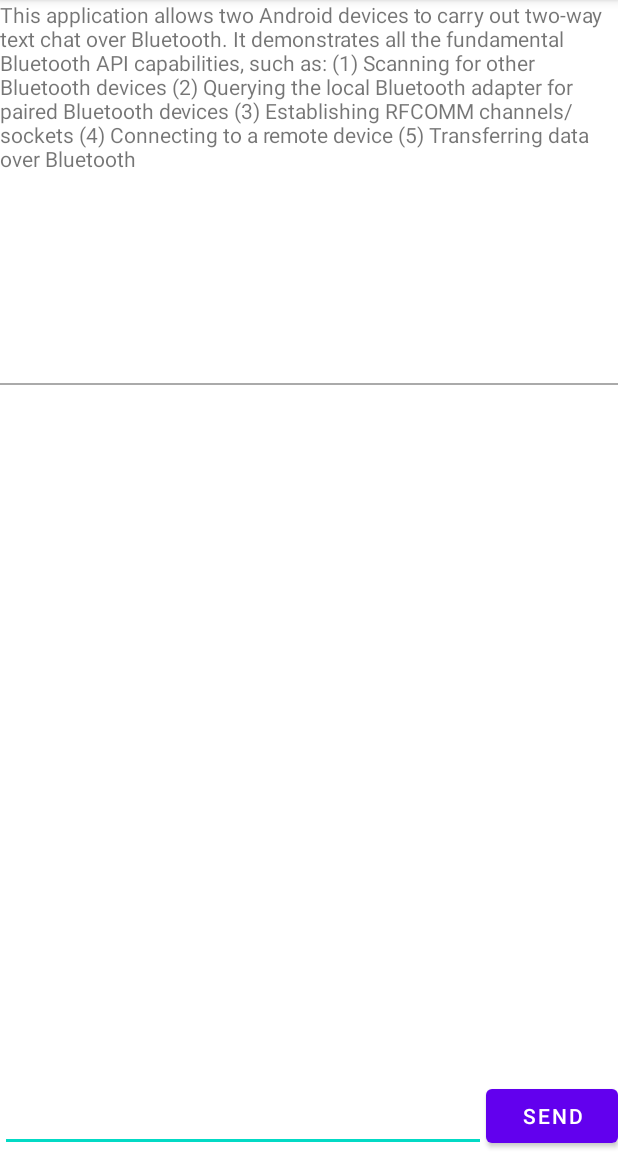
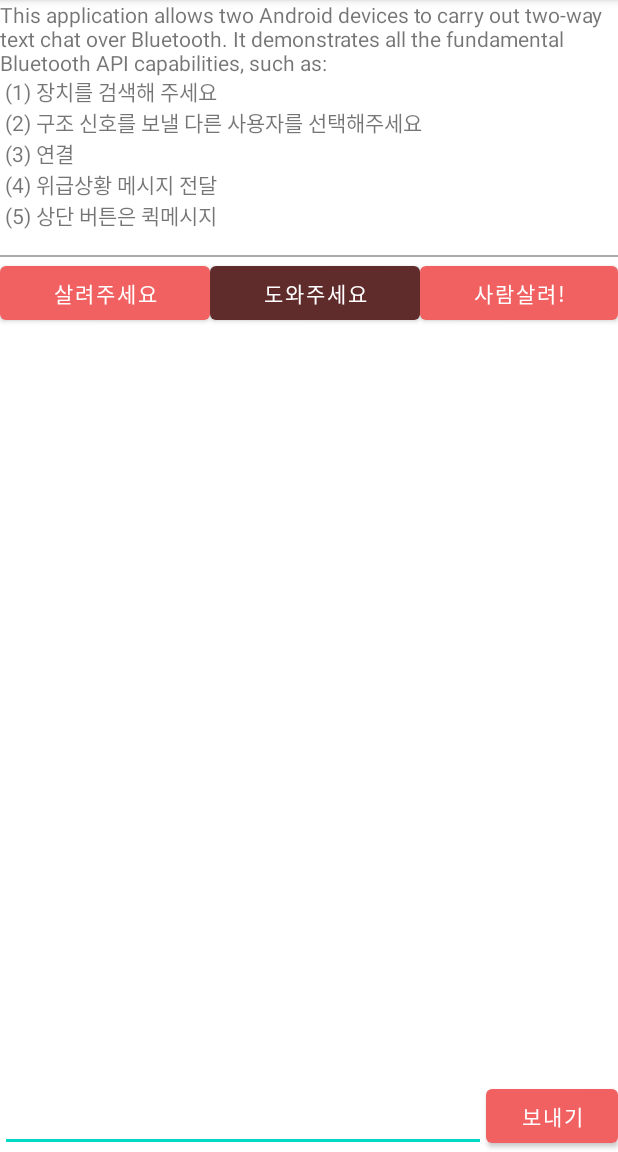
Before and after one commit to HyunseungJang/redvelvet, an Android app: the BluetoothChatFragment screen opened directly, with no data from a screen before it, on a phone screen of 412 x 824 dp, the part 84-1236 px from its top. Run offline under Robolectric (Android 15) with nearby library versions, the phone set to English and light mode, and no system bars; network calls fail.

Commit message:
앱 아이콘, 블루투스 메시지 퀵메시지, 대피소 카드뷰 수정

```diff
--- a/app/src/main/AndroidManifest.xml
+++ b/app/src/main/AndroidManifest.xml
@@ -33,9 +33,9 @@
         android:allowBackup="true"
         android:dataExtractionRules="@xml/data_extraction_rules"
         android:fullBackupContent="@xml/backup_rules"
-        android:icon="@mipmap/ic_launcher"
+        android:icon="@drawable/logo"
         android:label="@string/app_name"
-        android:roundIcon="@mipmap/ic_launcher_round"
+        android:roundIcon="@drawable/logo"
         android:supportsRtl="true"
         android:theme="@style/Theme.MyRed"
         android:usesCleartextTraffic="true"
--- a/app/src/main/java/com/lx/red/BackgroundService.kt
+++ b/app/src/main/java/com/lx/red/BackgroundService.kt
@@ -50,7 +50,7 @@ class BackgroundService : Service() {
         val notification: Notification = NotificationCompat.Builder(this, CHANNEL_ID)
             .setContentTitle("백그라운드")
             .setContentText("실행중")
-            .setSmallIcon(R.mipmap.sym_def_app_icon)
+            .setSmallIcon(R.drawable.sym_action_email)
             .setContentIntent(pendingIntent)
             .build()
         startForeground(1, notification)
--- a/app/src/main/java/com/lx/red/BluetoothChatFragment.kt
+++ b/app/src/main/java/com/lx/red/BluetoothChatFragment.kt
@@ -29,6 +29,8 @@ import android.widget.*
 import android.widget.TextView.OnEditorActionListener
 import androidx.fragment.app.Fragment
 import com.lx.red.common.logger.Log
+import kotlinx.android.synthetic.main.fragment_bluetooth_chat.*
+import kotlinx.android.synthetic.main.fragment_bluetooth_chat.view.*
 
 
 class BluetoothChatFragment : Fragment() {
@@ -43,7 +45,9 @@ class BluetoothChatFragment : Fragment() {
     private var mConversationView: ListView? = null
     private var mOutEditText: EditText? = null
     private var mSendButton: Button? = null
-
+    private var mhelp: Button? = null
+    private var mhelp2: Button? = null
+    private var mhelp3: Button? = null
     private var mConnectedDeviceName: String? = null
     private var mConversationArrayAdapter: ArrayAdapter<String>? = null
     private var mOutStringBuffer: StringBuffer? = null
@@ -113,6 +117,9 @@ class BluetoothChatFragment : Fragment() {
         mConversationView = view.findViewById(R.id.`in`)
         mOutEditText = view.findViewById(R.id.editTextOut)
         mSendButton = view.findViewById(R.id.buttonSend)
+        mhelp = view.findViewById(R.id.help)
+        mhelp2 = view.findViewById(R.id.help2)
+        mhelp3 = view.findViewById(R.id.help3)
     }
 
     /**
@@ -134,6 +141,27 @@ class BluetoothChatFragment : Fragment() {
             if (null != view) {
                 val textView = view.findViewById<TextView>(R.id.editTextOut)
                 val message = textView.text.toString()
+                sendMessage(message)
+            }
+        }
+        mhelp?.setOnClickListener { // Send a message using content of the edit text widget
+            val view = view
+            if (null != view) {
+                val message = view.findViewById<Button>(R.id.help).text.toString()
+                sendMessage(message)
+            }
+        }
+        mhelp2?.setOnClickListener { // Send a message using content of the edit text widget
+            val view = view
+            if (null != view) {
+                val message = view.findViewById<Button>(R.id.help2).text.toString()
+                sendMessage(message)
+            }
+        }
+        mhelp3?.setOnClickListener { // Send a message using content of the edit text widget
+            val view = view
+            if (null != view) {
+                val message = view.findViewById<Button>(R.id.help3).text.toString()
                 sendMessage(message)
             }
         }
--- a/app/src/main/java/com/lx/red/MainActivity.kt
+++ b/app/src/main/java/com/lx/red/MainActivity.kt
@@ -114,7 +114,7 @@ class MainActivity : AppCompatActivity() {
         }
         //공지사항
         binding.noticeButton.setOnClickListener {
-            launcher.launch(Intent(applicationContext,DeviceListActivity::class.java))
+            launcher.launch(Intent(applicationContext,BluetoothActivity::class.java))
         }
 
         //구조요청
--- a/app/src/main/res/layout/activity_bluetooth.xml
+++ b/app/src/main/res/layout/activity_bluetooth.xml
@@ -11,7 +11,7 @@
         android:id="@+id/sampleOutput"
         android:layout_width="match_parent"
         android:layout_height="0px"
-        android:layout_weight="1">
+        android:layout_weight="2">
 
         <ScrollView
             android:layout_width="match_parent"
@@ -24,8 +24,8 @@
         </ScrollView>
 
         <fragment
+            android:id="@+id/logFragment"
             android:name="com.lx.red.common.logger.LogFragment"
-            android:id="@+id/logFragment"
             android:layout_width="match_parent"
             android:layout_height="match_parent" />
 
@@ -38,7 +38,7 @@
 
     <FrameLayout
         android:id="@+id/sampleContentFragment"
-        android:layout_weight="2"
         android:layout_width="match_parent"
-        android:layout_height="0px" />
+        android:layout_height="0px"
+        android:layout_weight="7" />
 </LinearLayout>
--- a/app/src/main/res/layout/activity_sky.xml
+++ b/app/src/main/res/layout/activity_sky.xml
@@ -25,7 +25,6 @@
         <androidx.cardview.widget.CardView
             android:layout_width="match_parent"
             android:layout_height="270dp"
-            android:layout_marginTop="90dp"
             app:cardBackgroundColor="#ffffff"
             app:cardCornerRadius="20dp"
             app:cardElevation="4dp">
@@ -186,7 +185,6 @@
         <androidx.cardview.widget.CardView
             android:layout_width="match_parent"
             android:layout_height="270dp"
-            android:layout_marginTop="90dp"
             app:cardBackgroundColor="#ffffff"
             app:cardCornerRadius="20dp"
             app:cardElevation="4dp">
@@ -347,7 +345,6 @@
         <androidx.cardview.widget.CardView
             android:layout_width="match_parent"
             android:layout_height="270dp"
-            android:layout_marginTop="90dp"
             app:cardBackgroundColor="#ffffff"
             app:cardCornerRadius="20dp"
             app:cardElevation="4dp">
--- a/app/src/main/res/layout/fragment_bluetooth_chat.xml
+++ b/app/src/main/res/layout/fragment_bluetooth_chat.xml
@@ -1,8 +1,39 @@
 <?xml version="1.0" encoding="utf-8"?>
 <LinearLayout xmlns:android="http://schemas.android.com/apk/res/android"
-              android:layout_width="match_parent"
+    xmlns:app="http://schemas.android.com/apk/res-auto"
+    android:layout_width="match_parent"
               android:layout_height="match_parent"
               android:orientation="vertical" >
+
+    <LinearLayout
+        android:layout_width="match_parent"
+        android:layout_height="wrap_content"
+        android:orientation="horizontal">
+
+        <Button
+            android:id="@+id/help"
+            android:layout_width="wrap_content"
+            android:layout_height="match_parent"
+            android:layout_weight="1"
+            android:text="살려주세요"
+            app:backgroundTint="#F26161" />
+
+        <Button
+            android:id="@+id/help2"
+            android:layout_width="wrap_content"
+            android:layout_height="wrap_content"
+            android:layout_weight="1"
+            android:text="도와주세요"
+            app:backgroundTint="#602B2B" />
+
+        <Button
+            android:id="@+id/help3"
+            android:layout_width="wrap_content"
+            android:layout_height="wrap_content"
+            android:layout_weight="1"
+            android:text="사람살려!"
+            app:backgroundTint="#F26161" />
+    </LinearLayout>
 
     <ListView
         android:id="@+id/in"
@@ -10,7 +41,9 @@
         android:layout_height="match_parent"
         android:layout_weight="1"
         android:stackFromBottom="true"
-        android:transcriptMode="alwaysScroll" />
+        android:transcriptMode="alwaysScroll" >
+
+    </ListView>
 
     <LinearLayout
         android:layout_width="match_parent"
@@ -28,7 +61,8 @@
             android:id="@+id/buttonSend"
             android:layout_width="wrap_content"
             android:layout_height="wrap_content"
-            android:text="@string/send" />
+            android:text="보내기"
+            app:backgroundTint="#F26161" />
     </LinearLayout>
 
 </LinearLayout>
--- a/app/src/main/res/values/base-strings.xml
+++ b/app/src/main/res/values/base-strings.xml
@@ -21,12 +21,12 @@
 
 
             This application allows two Android devices to carry out two-way text chat over
-            Bluetooth. It demonstrates all the fundamental Bluetooth API capabilities, such as:
-              (1) Scanning for other Bluetooth devices
-              (2) Querying the local Bluetooth adapter for paired Bluetooth devices
-              (3) Establishing RFCOMM channels/sockets
-              (4) Connecting to a remote device
-              (5) Transferring data over Bluetooth
+            Bluetooth. It demonstrates all the fundamental Bluetooth API capabilities, such as: \n
+              (1) 장치를 검색해 주세요 \n
+              (2) 구조 신호를 보낼 다른 사용자를 선택해주세요\n
+              (3) 연결 \n
+              (4) 위급상황 메시지 전달 \n
+              (5) 상단 버튼은 퀵메시지
 
 
         ]]>
--- a/app/src/main/res/values/strings.xml
+++ b/app/src/main/res/values/strings.xml
@@ -4,8 +4,8 @@
     <string name="hello_blank_fragment">Hello blank fragment</string>
     <string name="scanning">scanning for devices...</string>
     <string name="none_paired">No devices have been paired</string>
-    <string name="select_device">select a device to connect</string>
-    <string name="none_found">No devices found</string>
+    <string name="select_device">사용자 기기를 선택해 주세요</string>
+    <string name="none_found">기기가 없습니다</string>
 
     <string name="send">Send</string>
     <string name="not_connected">You are not connected to a device</string>
@@ -14,14 +14,14 @@
     <string name="title_connected_to">connected to <xliff:g id="device_name">%1$s</xliff:g></string>
     <string name="title_not_connected">not connected</string>
 
-    <string name="title_paired_devices">Paired Devices</string>
-    <string name="title_other_devices">Other Available Devices</string>
-    <string name="button_scan">Scan for devices</string>
+    <string name="title_paired_devices">연결 가능한 기기</string>
+    <string name="title_other_devices">연결 가능한 다른기기</string>
+    <string name="button_scan">블루투스 스캔하기</string>
 
     <!-- Options Menu -->
-    <string name="secure_connect">Connect a device - Secure</string>
-    <string name="insecure_connect">Connect a device - Insecure</string>
-    <string name="discoverable">Make discoverable</string>
+    <string name="secure_connect">안전한 기기 연결</string>
+    <string name="insecure_connect">불안정한 기기 연결</string>
+    <string name="discoverable">기기 검색 허용</string>
 
 
 </resources>
```
